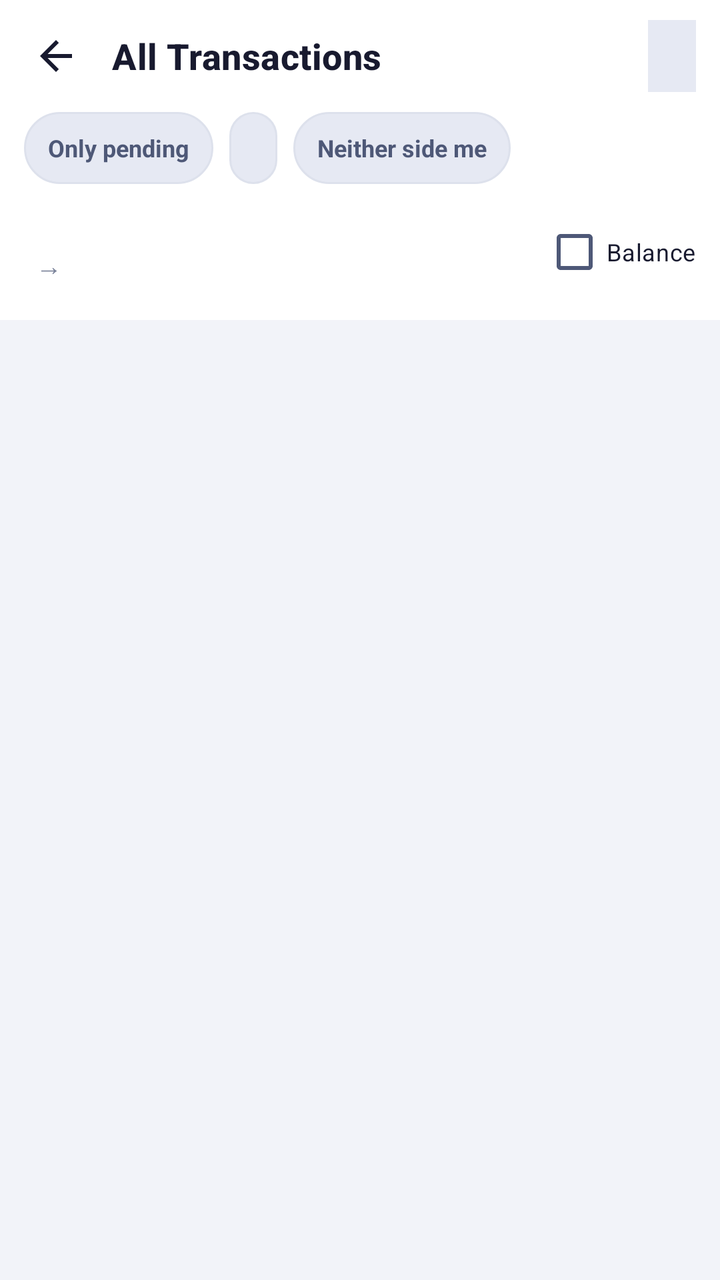
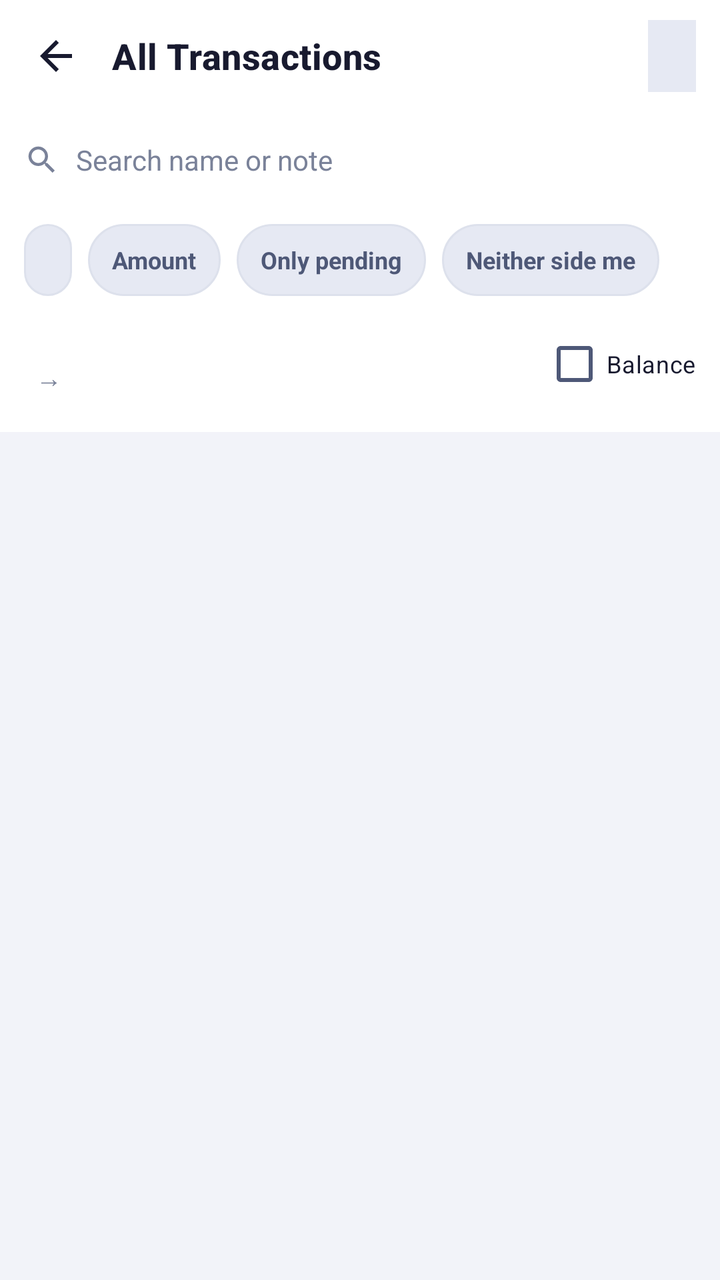

Two renders of the same Android screen: before a commit and after it. Below are the layout's source before the change and the commit's diff.
<!-- AndroidManifest.xml: application theme Theme.UPITracker -->
<!-- res/layout/activity_all_transactions.xml -->
<?xml version="1.0" encoding="utf-8"?>
<LinearLayout xmlns:android="http://schemas.android.com/apk/res/android"
    android:id="@+id/main"
    android:layout_width="match_parent"
    android:layout_height="match_parent"
    android:orientation="vertical"
    android:background="?android:attr/colorBackground">

    <LinearLayout
        style="@style/Widget.UPI.TopBar">

        <ImageButton
            android:id="@+id/btnBackAll"
            style="@style/Widget.UPI.IconButton"
            android:src="@drawable/ic_arrow_back"
            android:contentDescription="@string/cd_back" />

        <TextView
            style="@style/Widget.UPI.TopBarTitle"
            android:text="All Transactions" />

        <TextView
            android:id="@+id/btnPickMonth"
            android:layout_width="wrap_content"
            android:layout_height="36dp"
            android:gravity="center"
            android:paddingStart="12dp"
            android:paddingEnd="12dp"
            android:background="?attr/colorSurfaceVariant"
            android:textColor="?attr/colorOnSurface"
            android:textSize="13sp"
            android:textStyle="bold"/>
    </LinearLayout>

    <LinearLayout
        android:layout_width="match_parent"
        android:layout_height="wrap_content"
        android:orientation="horizontal"
        android:gravity="center_vertical"
        android:background="?attr/colorSurface"
        android:paddingStart="12dp"
        android:paddingEnd="12dp"
        android:paddingBottom="10dp">

        <TextView
            style="@style/Widget.UPI.Pill"
            android:id="@+id/btnPendingOnly"
            android:text="Only pending"
            android:textSize="12sp" />

        <TextView
            style="@style/Widget.UPI.Pill"
            android:id="@+id/btnAccountFilter"
            android:layout_marginStart="@dimen/space_s"
            android:ellipsize="end"
            android:maxWidth="150dp"
            android:singleLine="true"
            android:textSize="12sp" />

        <TextView
            style="@style/Widget.UPI.Pill"
            android:id="@+id/btnThirdPartyOnly"
            android:layout_marginStart="@dimen/space_s"
            android:text="Neither side me"
            android:textSize="12sp" />

        <TextView
            android:id="@+id/tvFilterHint"
            android:layout_width="0dp"
            android:layout_height="wrap_content"
            android:layout_weight="1"
            android:layout_marginStart="10dp"
            android:gravity="end"
            android:textSize="11sp"
            android:textColor="?attr/appTextMuted"/>
    </LinearLayout>

    <LinearLayout
        android:layout_width="match_parent"
        android:layout_height="wrap_content"
        android:orientation="horizontal"
        android:gravity="center_vertical"
        android:background="?attr/colorSurface"
        android:paddingStart="12dp"
        android:paddingEnd="12dp"
        android:paddingBottom="10dp">

        <LinearLayout
            android:layout_width="0dp"
            android:layout_height="wrap_content"
            android:layout_weight="1"
            android:orientation="vertical">

            <TextView
                android:id="@+id/tvBalanceScope"
                android:layout_width="wrap_content"
                android:layout_height="wrap_content"
                android:textSize="10sp"
                android:textColor="?attr/appTextMuted"/>

            <LinearLayout
                android:layout_width="wrap_content"
                android:layout_height="wrap_content"
                android:orientation="horizontal"
                android:gravity="center_vertical">

                <TextView
                    android:id="@+id/tvOpeningBalance"
                    android:layout_width="wrap_content"
                    android:layout_height="wrap_content"
                    android:textSize="13sp"
                    android:textColor="?attr/colorOnSurfaceVariant"/>

                <TextView
                    android:layout_width="wrap_content"
                    android:layout_height="wrap_content"
                    android:layout_marginStart="6dp"
                    android:layout_marginEnd="6dp"
                    android:text="→"
                    android:textSize="13sp"
                    android:textColor="?attr/appTextMuted"/>

                <TextView
                    android:id="@+id/tvClosingBalance"
                    android:layout_width="wrap_content"
                    android:layout_height="wrap_content"
                    android:textSize="14sp"
                    android:textStyle="bold"
                    android:textColor="?attr/colorOnSurface"/>
            </LinearLayout>
        </LinearLayout>

        <CheckBox
            android:id="@+id/cbShowBalance"
            android:layout_width="wrap_content"
            android:layout_height="wrap_content"
            android:text="Balance"
            android:textSize="12sp"
            android:textColor="?attr/colorOnSurface"/>
    </LinearLayout>

    <TextView
        android:id="@+id/tvAllTransactionsEmpty"
        android:layout_width="match_parent"
        android:layout_height="wrap_content"
        android:padding="24dp"
        android:gravity="center"
        android:textSize="13sp"
        android:textColor="?attr/colorOnSurfaceVariant"
        android:visibility="gone"/>

    <androidx.recyclerview.widget.RecyclerView
        android:id="@+id/rvAllTransactions"
        android:layout_width="match_parent"
        android:layout_height="0dp"
        android:layout_weight="1"
        android:padding="12dp"
        android:clipToPadding="false"/>
</LinearLayout>
<!-- resources referenced by this layout -->
<resources>
  <dimen name="space_s">8dp</dimen>
  <string name="cd_back">Back</string>
  <dimen name="touch_target_min">48dp</dimen>
  <dimen name="space_m">12dp</dimen>
  <dimen name="pill_height">36dp</dimen>
  <dimen name="top_bar_height">56dp</dimen>
  <dimen name="space_xs">4dp</dimen>
  <dimen name="stroke_hairline">1dp</dimen>
  <dimen name="radius_pill">999dp</dimen>
  <color name="app_primary">#C1542A</color>
  <color name="app_on_primary">#FFFFFF</color>
  <color name="app_primary_container">#FFE0D0</color>
  <color name="app_on_primary_container">#6E2A0E</color>
  <color name="app_on_secondary">#FFFFFF</color>
  <color name="app_secondary_container">#DFE3F1</color>
  <color name="app_background">#F2F3F9</color>
  <color name="app_surface">#FFFFFF</color>
  <color name="app_surface_variant">#E6E9F3</color>
  <color name="app_on_surface_variant">#4E5877</color>
  <color name="app_outline">#C3C8DC</color>
  <color name="app_outline_variant">#DDE1EC</color>
  <color name="app_negative">@color/brand_crimson</color>
  <color name="app_negative_container">#FFE0E3</color>
  <color name="app_on_negative_container">#5E0B18</color>
  <color name="app_on_surface_muted">#7A8299</color>
  <color name="app_positive">#1F7A5C</color>
  <color name="app_warning">#B26A00</color>
  <color name="app_amount_neutral">#7A8299</color>
  <color name="app_positive_container">#CFEEE2</color>
  <color name="app_on_positive_container">#0C3D2C</color>
  <color name="app_speculative">#7A5230</color>
  <color name="app_avatar_me">#C1542A</color>
  <color name="app_on_avatar_me">#FFFFFF</color>
  <color name="app_on_avatar_friend">#FFFFFF</color>
  <color name="app_on_avatar_merchant">#FFFFFF</color>
  <color name="app_chart_grid">#E7EAF3</color>
  <color name="app_chart_zero_line">#C3C8DC</color>
  <color name="app_chart_axis_label">#7A8299</color>
  <color name="app_chart_track">#EDEFF6</color>
  <color name="app_chart_neutral">#B6BCCE</color>
  <color name="brand_navy_600">#37415C</color>
  <color name="brand_navy_900">#181A2F</color>
  <color name="brand_crimson">#B4182D</color>
  <color name="brand_maroon">#54162B</color>
  <dimen name="radius_md">12dp</dimen>
  <dimen name="radius_lg">16dp</dimen>
  <color name="app_surface_elevated">#FFFFFF</color>
  <!-- unchanged entries left out for length: 20 -->
</resources>

<!-- the commit's change to res/layout/activity_all_transactions.xml (unified diff, before → after) -->
@@ -32,48 +32,66 @@
             android:textStyle="bold"/>
     </LinearLayout>
 
-    <LinearLayout
-        android:layout_width="match_parent"
-        android:layout_height="wrap_content"
-        android:orientation="horizontal"
-        android:gravity="center_vertical"
+    <include layout="@layout/view_search_row" />
+
+    
+    <HorizontalScrollView
+        android:layout_width="match_parent"
+        android:layout_height="wrap_content"
         android:background="?attr/colorSurface"
+        android:clipToPadding="false"
         android:paddingStart="12dp"
         android:paddingEnd="12dp"
-        android:paddingBottom="10dp">
-
-        <TextView
-            style="@style/Widget.UPI.Pill"
-            android:id="@+id/btnPendingOnly"
-            android:text="Only pending"
-            android:textSize="12sp" />
-
-        <TextView
-            style="@style/Widget.UPI.Pill"
-            android:id="@+id/btnAccountFilter"
-            android:layout_marginStart="@dimen/space_s"
-            android:ellipsize="end"
-            android:maxWidth="150dp"
-            android:singleLine="true"
-            android:textSize="12sp" />
-
-        <TextView
-            style="@style/Widget.UPI.Pill"
-            android:id="@+id/btnThirdPartyOnly"
-            android:layout_marginStart="@dimen/space_s"
-            android:text="Neither side me"
-            android:textSize="12sp" />
-
-        <TextView
-            android:id="@+id/tvFilterHint"
-            android:layout_width="0dp"
-            android:layout_height="wrap_content"
-            android:layout_weight="1"
-            android:layout_marginStart="10dp"
-            android:gravity="end"
-            android:textSize="11sp"
-            android:textColor="?attr/appTextMuted"/>
-    </LinearLayout>
+        android:paddingBottom="10dp"
+        android:scrollbars="none">
+
+        <LinearLayout
+            android:layout_width="wrap_content"
+            android:layout_height="wrap_content"
+            android:gravity="center_vertical"
+            android:orientation="horizontal">
+
+            
+            <TextView
+                style="@style/Widget.UPI.Pill"
+                android:id="@+id/btnPayeeFilter"
+                android:layout_marginEnd="@dimen/space_s"
+                android:ellipsize="end"
+                android:maxWidth="180dp"
+                android:singleLine="true"
+                android:textSize="12sp"
+                android:visibility="gone" />
+
+            <TextView
+                style="@style/Widget.UPI.Pill"
+                android:id="@+id/btnAccountFilter"
+                android:ellipsize="end"
+                android:maxWidth="150dp"
+                android:singleLine="true"
+                android:textSize="12sp" />
+
+            <TextView
+                style="@style/Widget.UPI.Pill"
+                android:id="@+id/btnAmountRange"
+                android:layout_marginStart="@dimen/space_s"
+                android:text="Amount"
+                android:textSize="12sp" />
+
+            <TextView
+                style="@style/Widget.UPI.Pill"
+                android:id="@+id/btnPendingOnly"
+                android:layout_marginStart="@dimen/space_s"
+                android:text="Only pending"
+                android:textSize="12sp" />
+
+            <TextView
+                style="@style/Widget.UPI.Pill"
+                android:id="@+id/btnThirdPartyOnly"
+                android:layout_marginStart="@dimen/space_s"
+                android:text="Neither side me"
+                android:textSize="12sp" />
+        </LinearLayout>
+    </HorizontalScrollView>
 
     <LinearLayout
         android:layout_width="match_parent"
@@ -156,4 +174,137 @@
         android:layout_weight="1"
         android:padding="12dp"
         android:clipToPadding="false"/>
+
+    <include layout="@layout/view_selection_bar" />
 </LinearLayout>
+<!-- res/layout/view_search_row.xml (included above) -->
+<?xml version="1.0" encoding="utf-8"?>
+<LinearLayout xmlns:android="http://schemas.android.com/apk/res/android"
+    xmlns:app="http://schemas.android.com/apk/res-auto"
+    android:layout_width="match_parent"
+    android:layout_height="wrap_content"
+    android:background="?attr/colorSurface"
+    android:gravity="center_vertical"
+    android:orientation="horizontal"
+    android:paddingStart="@dimen/space_m"
+    android:paddingEnd="@dimen/space_m"
+    android:paddingBottom="@dimen/space_s">
+
+    <ImageView
+        android:layout_width="18dp"
+        android:layout_height="18dp"
+        android:layout_marginEnd="@dimen/space_s"
+        android:importantForAccessibility="no"
+        android:src="@drawable/ic_search"
+        app:tint="?attr/appTextMuted" />
+
+    <EditText
+        android:id="@+id/etTxSearch"
+        android:layout_width="0dp"
+        android:layout_height="wrap_content"
+        android:layout_weight="1"
+        android:background="@null"
+        android:hint="@string/hint_search_transactions"
+        android:imeOptions="actionSearch"
+        android:inputType="text"
+        android:maxLines="1"
+        android:minHeight="@dimen/touch_target_min"
+        android:textColor="?attr/colorOnSurface"
+        android:textColorHint="?attr/appTextMuted"
+        android:textSize="14sp" />
+
+    
+    <ImageButton
+        android:id="@+id/btnClearSearch"
+        style="@style/Widget.UPI.IconButton"
+        android:layout_width="36dp"
+        android:layout_height="36dp"
+        android:padding="@dimen/space_s"
+        android:contentDescription="@string/cd_clear_search"
+        android:src="@drawable/ic_close"
+        android:visibility="gone"
+        app:tint="?attr/appTextMuted" />
+
+    <TextView
+        android:id="@+id/tvFilterHint"
+        android:layout_width="wrap_content"
+        android:layout_height="wrap_content"
+        android:layout_marginStart="@dimen/space_s"
+        android:textAppearance="@style/TextAppearance.UPI.Label" />
+</LinearLayout>
+<!-- res/layout/view_selection_bar.xml (included above) -->
+<?xml version="1.0" encoding="utf-8"?>
+<LinearLayout xmlns:android="http://schemas.android.com/apk/res/android"
+    android:id="@+id/barSelectionActions"
+    android:layout_width="match_parent"
+    android:layout_height="wrap_content"
+    android:background="?attr/colorSurface"
+    android:orientation="vertical"
+    android:padding="@dimen/space_l"
+    android:visibility="gone">
+
+    <LinearLayout
+        android:layout_width="match_parent"
+        android:layout_height="wrap_content"
+        android:layout_marginBottom="@dimen/space_s"
+        android:gravity="center_vertical"
+        android:orientation="horizontal">
+
+        <TextView
+            android:id="@+id/tvSelectionCount"
+            android:layout_width="0dp"
+            android:layout_height="wrap_content"
+            android:layout_weight="1"
+            android:textAppearance="@style/TextAppearance.UPI.Caption" />
+
+        <Button
+            android:id="@+id/btnSelectAllRows"
+            style="?attr/borderlessButtonStyle"
+            android:layout_width="wrap_content"
+            android:layout_height="wrap_content"
+            android:text="Select all" />
+    </LinearLayout>
+
+    <LinearLayout
+        android:layout_width="match_parent"
+        android:layout_height="wrap_content"
+        android:orientation="horizontal">
+
+        
+        <Button
+            android:id="@+id/btnSelectionSecondary"
+            style="?attr/materialButtonOutlinedStyle"
+            android:layout_width="0dp"
+            android:layout_height="wrap_content"
+            android:layout_marginEnd="@dimen/space_s"
+            android:layout_weight="1"
+            android:ellipsize="end"
+            android:maxLines="1"
+            android:paddingStart="@dimen/space_s"
+            android:paddingEnd="@dimen/space_s" />
+
+        
+        <Button
+            android:id="@+id/btnSelectionTertiary"
+            style="?attr/materialButtonOutlinedStyle"
+            android:layout_width="0dp"
+            android:layout_height="wrap_content"
+            android:layout_marginEnd="@dimen/space_s"
+            android:layout_weight="1"
+            android:ellipsize="end"
+            android:maxLines="1"
+            android:paddingStart="@dimen/space_s"
+            android:paddingEnd="@dimen/space_s"
+            android:visibility="gone" />
+
+        <Button
+            android:id="@+id/btnSelectionPrimary"
+            android:layout_width="0dp"
+            android:layout_height="wrap_content"
+            android:layout_weight="1"
+            android:ellipsize="end"
+            android:maxLines="1"
+            android:paddingStart="@dimen/space_s"
+            android:paddingEnd="@dimen/space_s" />
+    </LinearLayout>
+</LinearLayout>
<!-- resource entries referenced after the edit -->
@@ -1,8 +1,41 @@
 <!-- resources referenced by this layout -->
 <resources>
+  <dimen name="space_l">16dp</dimen>
   <dimen name="space_s">8dp</dimen>
   <string name="cd_back">Back</string>
+  <string name="cd_clear_search">Clear search</string>
+  <string name="hint_search_transactions">Search name or note</string>
+  <style name="TextAppearance.UPI.Caption" parent="TextAppearance.Material3.BodySmall">
+          <item name="android:textSize">12sp</item>
+          <item name="android:textColor">?attr/colorOnSurfaceVariant</item>
+      </style>
+  <style name="TextAppearance.UPI.Label" parent="TextAppearance.Material3.LabelSmall">
+          <item name="android:textSize">11sp</item>
+          <item name="android:textColor">?attr/appTextMuted</item>
+      </style>
   <dimen name="touch_target_min">48dp</dimen>
+  <!-- drawable ic_close (drawable) -->
+  <vector xmlns:android="http://schemas.android.com/apk/res/android"
+      android:width="24dp"
+      android:height="24dp"
+      android:viewportWidth="24"
+      android:viewportHeight="24"
+      android:tint="?attr/colorOnSurface">
+      <path
+          android:fillColor="@android:color/white"
+          android:pathData="M19,6.41L17.59,5 12,10.59 6.41,5 5,6.41 10.59,12 5,17.59 6.41,19 12,13.41 17.59,19 19,17.59 13.41,12 19,6.41z" />
+  </vector>
+  <!-- drawable ic_search (drawable) -->
+  <vector xmlns:android="http://schemas.android.com/apk/res/android"
+      android:width="24dp"
+      android:height="24dp"
+      android:viewportWidth="24"
+      android:viewportHeight="24"
+      android:tint="?attr/colorControlNormal">
+      <path
+          android:fillColor="@android:color/white"
+          android:pathData="M15.5,14h-0.79l-0.28,-0.27C15.41,12.59 16,11.11 16,9.5 16,5.91 13.09,3 9.5,3S3,5.91 3,9.5 5.91,16 9.5,16c1.61,0 3.09,-0.59 4.23,-1.57l0.27,0.28v0.79l5,4.99L20.49,19l-4.99,-5zM9.5,14C7.01,14 5,11.99 5,9.5S7.01,5 9.5,5 14,7.01 14,9.5 11.99,14 9.5,14z" />
+  </vector>
   <dimen name="space_m">12dp</dimen>
   <dimen name="pill_height">36dp</dimen>
   <dimen name="top_bar_height">56dp</dimen>
